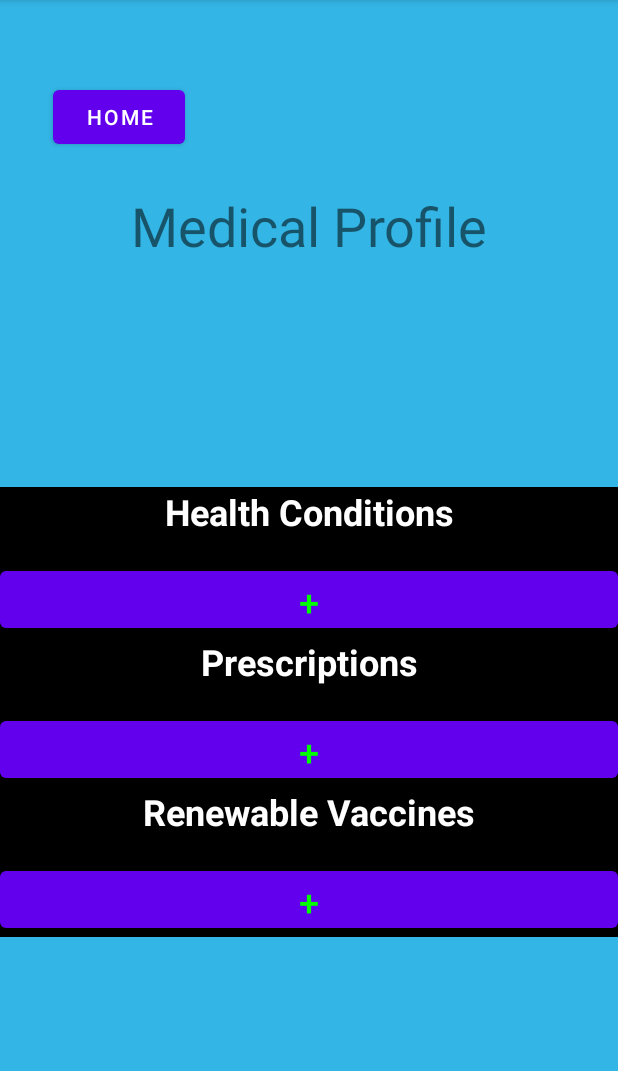
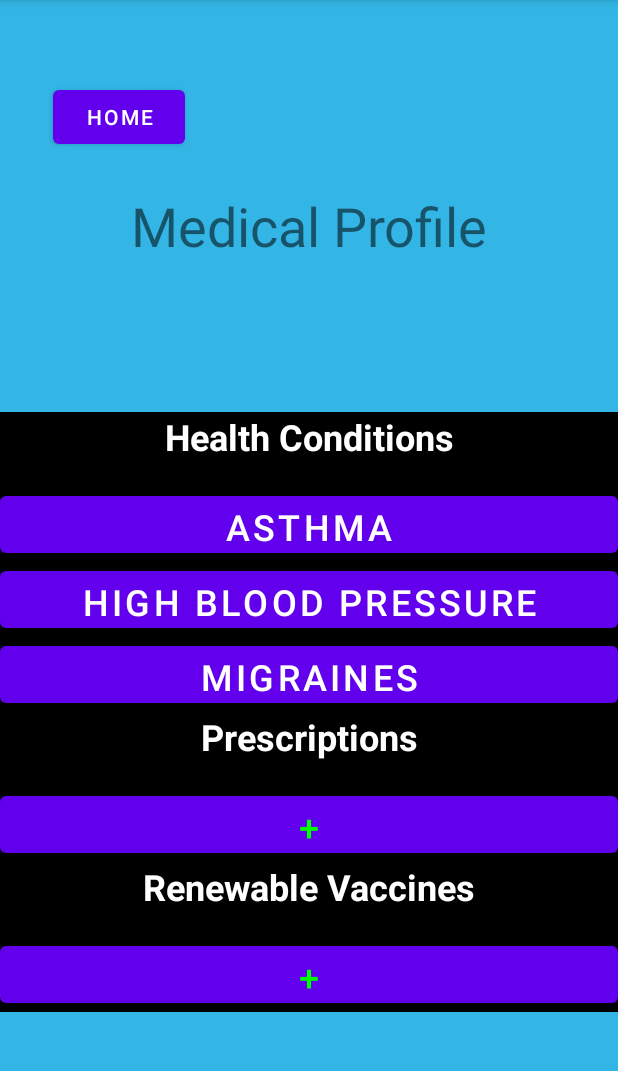
Before and after one commit to jkapp610/-Health-Track-Android-App, an Android app: the ProfileActivity screen opened directly, with no data from a screen before it, on a phone screen of 412 x 824 dp, the part 84-1155 px from its top. Run offline under Robolectric (Android 15) with nearby library versions, the phone set to English and light mode, and no system bars.

Commit message:
Medical profile screen in progress.
- displaying placeholder "condition" data
- auto shows/hides "conditions" when they are/aren't there

```diff
--- a/app/src/main/java/com/example/healthtrack/ProfileActivity.java
+++ b/app/src/main/java/com/example/healthtrack/ProfileActivity.java
@@ -7,12 +7,17 @@ import android.os.Bundle;
 import android.view.View;
 import android.widget.Button;
 
+import java.util.ArrayList;
+import java.util.List;
+
 public class ProfileActivity extends AppCompatActivity {
 
     @Override
     protected void onCreate(Bundle savedInstanceState) {
         super.onCreate(savedInstanceState);
         setContentView(R.layout.activity_profile);
+
+        fillConditions();
     }
 
     public void onClickHome(View view){
@@ -47,4 +52,64 @@ public class ProfileActivity extends AppCompatActivity {
         startActivity(intent);
     }
 
+    // Just a test for now... //TODO get actual data from the database
+    public class Condition {
+        private String name;
+
+        public Condition() {
+
+        }
+
+        public Condition(String name) {
+            this.name = name;
+        }
+
+        public List<ProfileActivity.Condition> GetItems() {
+            List<ProfileActivity.Condition> lstItems = new ArrayList<ProfileActivity.Condition>();
+
+            lstItems.add(new ProfileActivity.Condition("Asthma"));
+            lstItems.add(new ProfileActivity.Condition("High Blood Pressure"));
+            lstItems.add(new ProfileActivity.Condition("Migraines"));
+
+            return lstItems;
+        }
+    }
+
+    // Just a test for now... //TODO get actual data from the database
+    private void fillConditions(){
+        ProfileActivity.Condition condition = new ProfileActivity.Condition();
+        List<ProfileActivity.Condition> cond = condition.GetItems();
+        int numCond = cond.size();
+
+        Button btn0 = (Button) findViewById(R.id.cond0);
+        if(numCond > 0) {
+            btn0.setText(cond.get(0).name);
+            btn0.setVisibility(View.VISIBLE);
+        }else btn0.setVisibility(View.GONE);
+
+        Button btn1 = (Button) findViewById(R.id.cond1);
+        if(numCond > 1) {
+            btn1.setText(cond.get(1).name);
+            btn1.setVisibility(View.VISIBLE);
+        }else btn1.setVisibility(View.GONE);
+
+        Button btn2 = (Button) findViewById(R.id.cond2);
+        if(numCond > 2) {
+            btn2.setText(cond.get(2).name);
+            btn2.setVisibility(View.VISIBLE);
+        }else btn2.setVisibility(View.GONE);
+
+        Button btn3 = (Button) findViewById(R.id.cond3);
+        if(numCond > 3) {
+            btn3.setText(cond.get(3).name);
+            btn3.setVisibility(View.VISIBLE);
+        }else btn3.setVisibility(View.GONE);
+
+        Button btn4 = (Button) findViewById(R.id.cond4);
+        if(numCond > 4) {
+            btn4.setText(cond.get(4).name);
+            btn4.setVisibility(View.VISIBLE);
+        }else btn4.setVisibility(View.GONE);
+    }
+
 }
```
